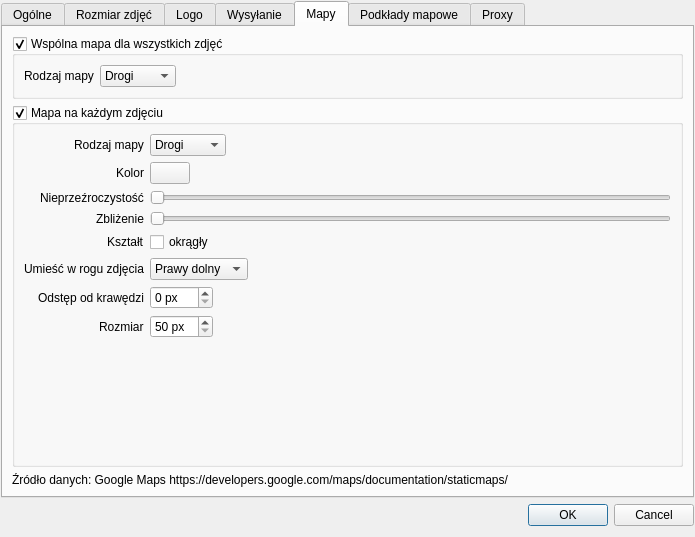
Above: settingsdialog.ui from fotorelacjonusz/classic before the change. Below: the same form after it.
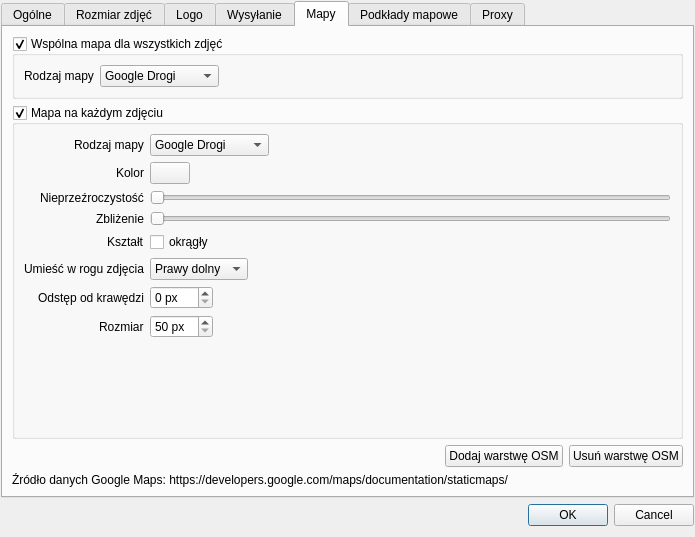
That is the form after the change. The open tabs and pages were chosen to show the change. Icons and pictures are not drawn. Custom widgets are drawn as their Qt base class.

Commit message: map downloader abstraction, tiles downloader for osm layers, input dialog for osm layers

Diff of the .ui file:
```diff
--- a/settingsdialog.ui
+++ b/settingsdialog.ui
@@ -658,7 +658,30 @@
       <attribute name="title">
        <string>Mapy</string>
       </attribute>
-      <layout class="QGridLayout" name="gridLayout" rowstretch="0,1,0">
+      <layout class="QGridLayout" name="gridLayout" rowstretch="0,1,0,0">
+       <item row="2" column="0" alignment="Qt::AlignRight">
+        <widget class="QWidget" name="widget" native="true">
+         <layout class="QHBoxLayout" name="horizontalLayout_5">
+          <property name="margin">
+           <number>0</number>
+          </property>
+          <item>
+           <widget class="QPushButton" name="addOSMLayer">
+            <property name="text">
+             <string>Dodaj warstwę OSM</string>
+            </property>
+           </widget>
+          </item>
+          <item>
+           <widget class="QPushButton" name="removeOSMLayer">
+            <property name="text">
+             <string>Usuń warstwę OSM</string>
+            </property>
+           </widget>
+          </item>
+         </layout>
+        </widget>
+       </item>
        <item row="0" column="0">
         <widget class="QGroupBox" name="commonMapBox">
          <property name="title">
@@ -688,22 +711,22 @@
            <widget class="QComboBox" name="commonMapType">
             <item>
              <property name="text">
-              <string>Drogi</string>
+              <string>Google Drogi</string>
              </property>
             </item>
             <item>
              <property name="text">
-              <string>Satelita</string>
+              <string>Google Satelita</string>
              </property>
             </item>
             <item>
              <property name="text">
-              <string>Hybryda</string>
+              <string>Google Hybryda</string>
              </property>
             </item>
             <item>
              <property name="text">
-              <string>Teren</string>
+              <string>Google Teren</string>
              </property>
             </item>
            </widget>
@@ -711,6 +734,13 @@
          </layout>
         </widget>
        </item>
+       <item row="3" column="0">
+        <widget class="QLabel" name="mapSource">
+         <property name="text">
+          <string>Źródło danych Google Maps: https://developers.google.com/maps/documentation/staticmaps/</string>
+         </property>
+        </widget>
+       </item>
        <item row="1" column="0">
         <widget class="QGroupBox" name="imageMapBox">
          <property name="title">
@@ -740,22 +770,22 @@
            <widget class="QComboBox" name="imageMapType">
             <item>
              <property name="text">
-              <string>Drogi</string>
+              <string>Google Drogi</string>
              </property>
             </item>
             <item>
              <property name="text">
-              <string>Satelita</string>
+              <string>Google Satelita</string>
              </property>
             </item>
             <item>
              <property name="text">
-              <string>Hybryda</string>
+              <string>Google Hybryda</string>
              </property>
             </item>
             <item>
              <property name="text">
-              <string>Teren</string>
+              <string>Google Teren</string>
              </property>
             </item>
            </widget>
@@ -936,13 +966,6 @@
          </layout>
         </widget>
        </item>
-       <item row="2" column="0">
-        <widget class="QLabel" name="mapSource">
-         <property name="text">
-          <string>Źródło danych: Google Maps https://developers.google.com/maps/documentation/staticmaps/</string>
-         </property>
-        </widget>
-       </item>
       </layout>
      </widget>
      <widget class="QWidget" name="overlayTab">
```
Left out of the diff: 2 changed lines with no effect on the pictures. The commit also changes 26 other files.
